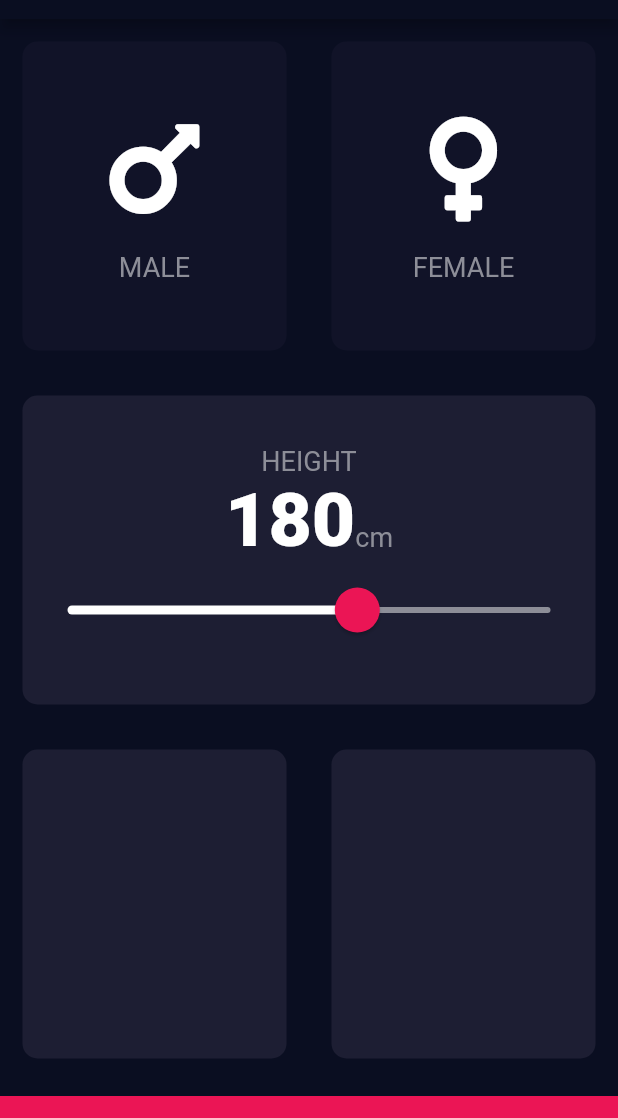
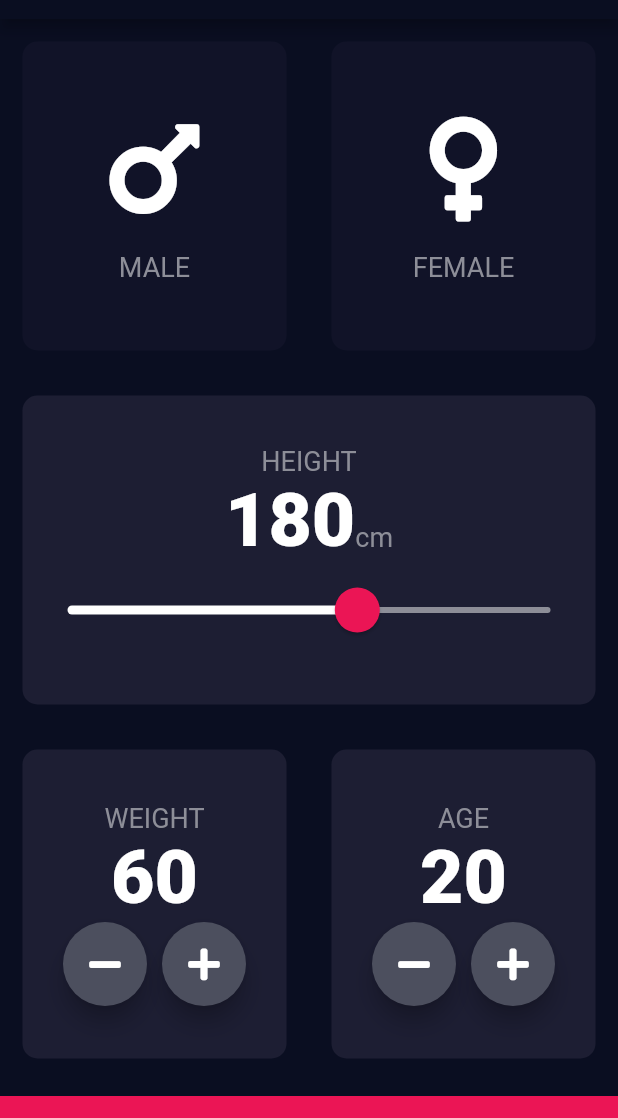
Before and after one commit to PatrickChow0803/flutter-bmi-calc, a Flutter app: the screen it shows after launch, on a phone screen of 412 x 824 dp, the part 65-1183 px from its top. Run offline on Flutter 3.47's test engine with Material 2 defaults, Android fonts, the phone set to English and light mode, and no system bars; our stand-ins replace font_awesome_flutter.

Commit message:
Added own custom FAB button and also added the weight/age cards

```diff
--- a/lib/input_page.dart
+++ b/lib/input_page.dart
@@ -27,6 +27,8 @@ class InputPage extends StatefulWidget {
 class _InputPageState extends State<InputPage> {
   Gender selectedGender;
   int height = 180;
+  int weight = 60;
+  int age = 20;
 //  Color maleCardColor = INACTIVE_CARD_COLOR;
 //  Color femaleCardColor = INACTIVE_CARD_COLOR;
 //
@@ -155,11 +157,99 @@ class _InputPageState extends State<InputPage> {
                 Expanded(
                   child: ReuseableCard(
                     color: kActiveCardColor,
+                    cardChild: Column(
+                      mainAxisAlignment: MainAxisAlignment.center,
+                      children: <Widget>[
+                        Text(
+                          'WEIGHT',
+                          style: kLabelTextStyle,
+                        ),
+                        Text(
+                          weight.toString(),
+                          style: kNumberTextStyle,
+                        ),
+                        Row(
+                          mainAxisAlignment: MainAxisAlignment.center,
+                          children: <Widget>[
+//                            FloatingActionButton(
+//                              backgroundColor: Color(0xFF4C4F5E),
+//                              child: Icon(
+//                                Icons.add,
+//                                color: Colors.white,
+//                              ),
+//                            ),
+                            RoundIconButton(
+                              icon: FontAwesomeIcons.minus,
+                              onPressed: () {
+                                setState(() {
+                                  weight--;
+                                });
+                              },
+                            ),
+                            SizedBox(
+                              width: 10,
+                            ),
+//                            FloatingActionButton(
+//                              backgroundColor: Color(0xFF4C4F5E),
+//                              child: Icon(
+//                                Icons.add,
+//                                color: Colors.white,
+//                              ),
+//                            ),
+                            RoundIconButton(
+                              icon: FontAwesomeIcons.plus,
+                              onPressed: () {
+                                setState(() {
+                                  weight++;
+                                });
+                              },
+                            ),
+                          ],
+                        )
+                      ],
+                    ),
                   ),
                 ),
                 Expanded(
                   child: ReuseableCard(
                     color: kActiveCardColor,
+                    cardChild: Column(
+                      mainAxisAlignment: MainAxisAlignment.center,
+                      children: <Widget>[
+                        Text(
+                          'AGE',
+                          style: kLabelTextStyle,
+                        ),
+                        Text(
+                          age.toString(),
+                          style: kNumberTextStyle,
+                        ),
+                        Row(
+                          mainAxisAlignment: MainAxisAlignment.center,
+                          children: <Widget>[
+                            RoundIconButton(
+                              icon: FontAwesomeIcons.minus,
+                              onPressed: () {
+                                setState(() {
+                                  age--;
+                                });
+                              },
+                            ),
+                            SizedBox(
+                              width: 10,
+                            ),
+                            RoundIconButton(
+                              icon: FontAwesomeIcons.plus,
+                              onPressed: () {
+                                setState(() {
+                                  age++;
+                                });
+                              },
+                            ),
+                          ],
+                        )
+                      ],
+                    ),
                   ),
                 ),
               ],
@@ -176,3 +266,26 @@ class _InputPageState extends State<InputPage> {
     );
   }
 }
+
+class RoundIconButton extends StatelessWidget {
+//  Constructor
+  RoundIconButton({@required this.icon, @required this.onPressed});
+
+  final IconData icon;
+  final Function onPressed;
+
+  @override
+  Widget build(BuildContext context) {
+    return RawMaterialButton(
+      child: Icon(icon),
+      onPressed: onPressed,
+      elevation: 6.0,
+      constraints: BoxConstraints.tightFor(
+        width: 56.0,
+        height: 56.0,
+      ),
+      shape: CircleBorder(),
+      fillColor: Color(0xFF4C4F5E),
+    );
+  }
+}
```
